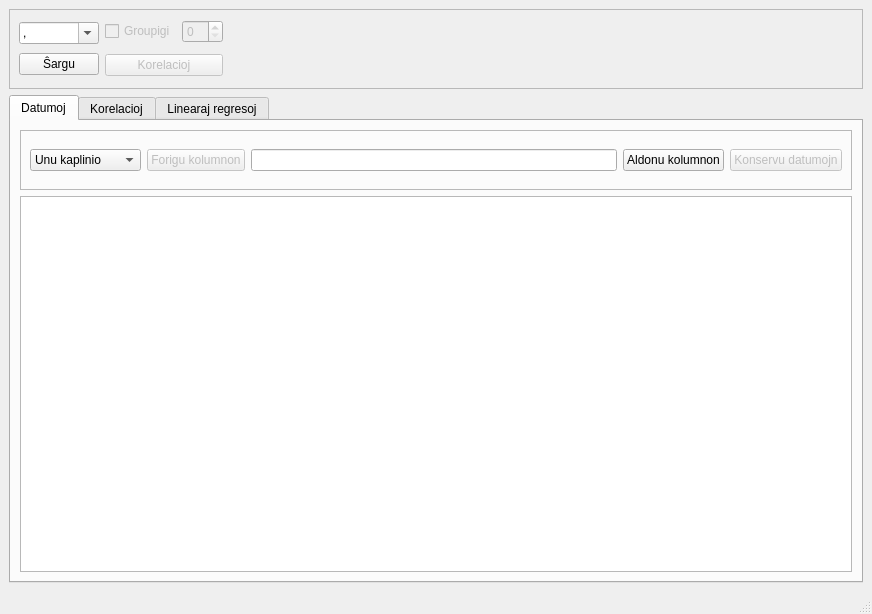
Before: the Qt Designer form mainwindow.ui in jmichault/mini-statistiko, drawn with Qt 5.
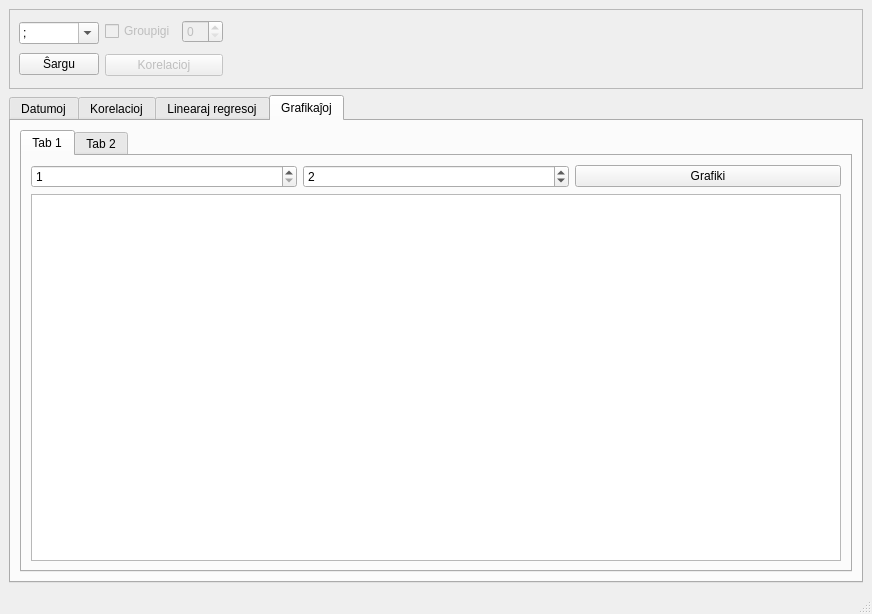
After: the same form once the commit is applied.

```diff
--- a/mainwindow.ui
+++ b/mainwindow.ui
@@ -61,6 +61,9 @@
            <property name="currentText">
             <string>;</string>
            </property>
+           <property name="currentIndex">
+            <number>1</number>
+           </property>
            <item>
             <property name="text">
              <string extracomment="komo">,</string>
@@ -164,7 +167,7 @@
        <bool>true</bool>
       </property>
       <property name="currentIndex">
-       <number>0</number>
+       <number>3</number>
       </property>
       <widget class="QWidget" name="tab_data">
        <attribute name="title">
@@ -503,6 +506,71 @@
         </item>
        </layout>
       </widget>
+      <widget class="QWidget" name="tab_graf">
+       <attribute name="title">
+        <string>Grafikaĵoj</string>
+       </attribute>
+       <layout class="QVBoxLayout" name="verticalLayout_8">
+        <item>
+         <widget class="QTabWidget" name="TWGraf">
+          <property name="currentIndex">
+           <number>0</number>
+          </property>
+          <widget class="QWidget" name="tab_graf_graf">
+           <property name="layoutDirection">
+            <enum>Qt::LeftToRight</enum>
+           </property>
+           <attribute name="title">
+            <string>Tab 1</string>
+           </attribute>
+           <layout class="QVBoxLayout" name="verticalLayout_10">
+            <item>
+             <layout class="QGridLayout" name="gridLayout_2">
+              <item row="0" column="0">
+               <widget class="QSpinBox" name="SBGraVarY">
+                <property name="minimum">
+                 <number>1</number>
+                </property>
+               </widget>
+              </item>
+              <item row="0" column="1">
+               <widget class="QSpinBox" name="SBGraVarX">
+                <property name="minimum">
+                 <number>1</number>
+                </property>
+                <property name="value">
+                 <number>2</number>
+                </property>
+               </widget>
+              </item>
+              <item row="0" column="2">
+               <widget class="QPushButton" name="PBGraf">
+                <property name="text">
+                 <string>Grafiki</string>
+                </property>
+               </widget>
+              </item>
+             </layout>
+            </item>
+            <item>
+             <widget class="QGraphicsView" name="GVGraf"/>
+            </item>
+           </layout>
+          </widget>
+          <widget class="QWidget" name="tab_pol">
+           <attribute name="title">
+            <string>Tab 2</string>
+           </attribute>
+           <layout class="QVBoxLayout" name="verticalLayout_11">
+            <item>
+             <widget class="QTableView" name="tableView"/>
+            </item>
+           </layout>
+          </widget>
+         </widget>
+        </item>
+       </layout>
+      </widget>
      </widget>
     </item>
    </layout>
```
